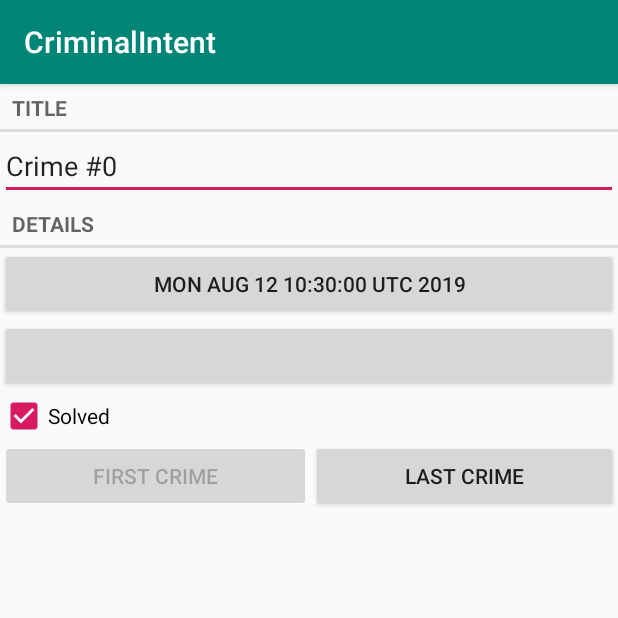
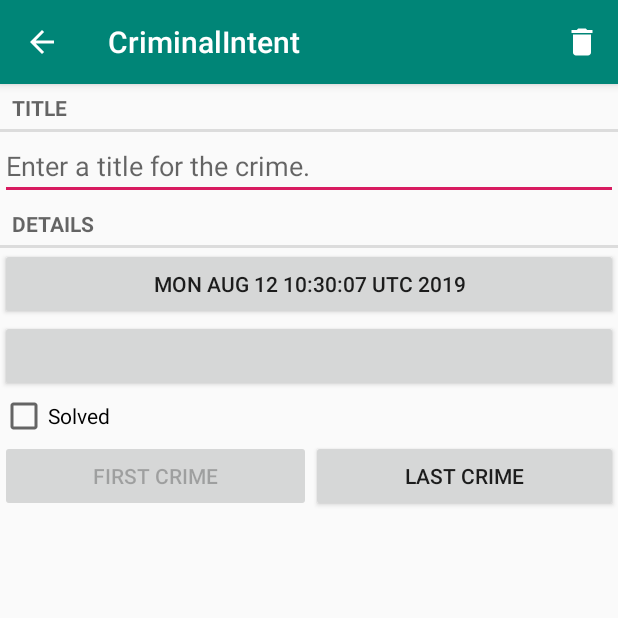
Before and after one commit to Nizar4790k/CriminalIntent, an Android app: the CrimeFragment screen opened directly, with no data from a screen before it, on a phone screen of 412 x 824 dp, the top half of it. Run offline under Robolectric (Android 15) with nearby library versions, the phone set to English and light mode, and no system bars.

Commit message:
Added MenuBar Buttons

```diff
--- a/app/src/main/java/android/bignerdranch/com/CrimeFragment.java
+++ b/app/src/main/java/android/bignerdranch/com/CrimeFragment.java
@@ -10,6 +10,9 @@ import android.support.v4.app.FragmentManager;
 import android.text.Editable;
 import android.text.TextWatcher;
 import android.view.LayoutInflater;
+import android.view.Menu;
+import android.view.MenuInflater;
+import android.view.MenuItem;
 import android.view.View;
 import android.view.ViewGroup;
 import android.widget.Button;
@@ -28,6 +31,7 @@ public class CrimeFragment extends Fragment {
     private  static final String DIALOG_TIME="DialogTime";
     private static final int REQUEST_DATE = 0;
     private static final int REQUEST_TIME=1;
+
 
 
 
@@ -53,6 +57,7 @@ public class CrimeFragment extends Fragment {
     @Override
     public void onCreate(Bundle savedInstanceState) {
         super.onCreate(savedInstanceState);
+        setHasOptionsMenu(true);
         UUID crimeId = (UUID) getArguments().getSerializable(ARG_CRIME_ID);
 
         mCrime = CrimeLab.get(getActivity()).getCrime(crimeId);
@@ -190,7 +195,28 @@ public class CrimeFragment extends Fragment {
 
     }
 
+    @Override
+    public void onCreateOptionsMenu(Menu menu, MenuInflater inflater){
+        super.onCreateOptionsMenu(menu,inflater);
+        inflater.inflate(R.menu.fragment_crime,menu);
+    }
 
+
+
+    @Override
+   public boolean onOptionsItemSelected(MenuItem item){
+        switch (item.getItemId()){
+
+            case R.id.delete_crime:
+                CrimeLab.get(getActivity()).deleteCrime(mCrime);
+
+                return true;
+
+                default:
+                    return super.onOptionsItemSelected(item);
+
+        }
+    }
 
 
     private void updateDate() {
--- /dev/null
+++ b/app/src/main/res/drawable-anydpi/ic_menu_delete.xml
@@ -0,0 +1,10 @@
+<vector xmlns:android="http://schemas.android.com/apk/res/android"
+    android:width="24dp"
+    android:height="24dp"
+    android:viewportWidth="24"
+    android:viewportHeight="24"
+    android:tint="#FFFFFF">
+    <path
+        android:fillColor="#FF000000"
+        android:pathData="M6,19c0,1.1 0.9,2 2,2h8c1.1,0 2,-0.9 2,-2V7H6v12zM19,4h-3.5l-1,-1h-5l-1,1H5v2h14V4z"/>
+</vector>
--- /dev/null
+++ b/app/src/main/res/menu/fragment_crime.xml
@@ -0,0 +1,16 @@
+<?xml version="1.0" encoding="utf-8"?>
+<menu xmlns:android="http://schemas.android.com/apk/res/android"
+    xmlns:app="http://schemas.android.com/apk/res-auto">
+
+
+    <item
+        android:id="@+id/delete_crime"
+        android:title="@string/delete_crime"
+        android:icon="@drawable/ic_menu_delete"
+        app:showAsAction="ifRoom"
+
+
+
+        />
+
+</menu>
--- a/app/src/main/res/values/strings.xml
+++ b/app/src/main/res/values/strings.xml
@@ -15,6 +15,12 @@
     <string name="date_picker_time">Time of the crime</string>
     <string name="time_button">Set time</string>
 
+    <string name="new_crime">New Crime</string>
+    <string name="show_subtitle">Show Subtitle</string>
+    <string name="hide_subtitle">Hide Subtitle</string>
+    <string name="subtitle_format">%1$d crimes</string>
+    <string name="delete_crime">Delete Crime</string>
+
     <string name="ok">Ok</string>
 
 </resources>
```
Also changed, not shown: app/src/main/AndroidManifest.xml (+7 -1 lines), app/src/main/java/android/bignerdranch/com/CrimeLab.java (+10 -6 lines), app/src/main/java/android/bignerdranch/com/CrimeListFragment.java (+93 -1 lines), app/src/main/res/drawable-anydpi/ic_menu_add.xml (added, +10 -0 lines), app/src/main/res/layout/dialog_date.xml (+5 -5 lines), app/src/main/res/menu/fragment_crime_list.xml (added, +20 -0 lines), app/src/main/res/drawable-hdpi/ic_menu_add.png (added), app/src/main/res/drawable-hdpi/ic_menu_delete.png (added), app/src/main/res/drawable-mdpi/ic_menu_add.png (added), app/src/main/res/drawable-mdpi/ic_menu_delete.png (added), app/src/main/res/drawable-xhdpi/ic_menu_add.png (added), app/src/main/res/drawable-xhdpi/ic_menu_delete.png (added), app/src/main/res/drawable-xxhdpi/ic_menu_add.png (added), app/src/main/res/drawable-xxhdpi/ic_menu_delete.png (added).
